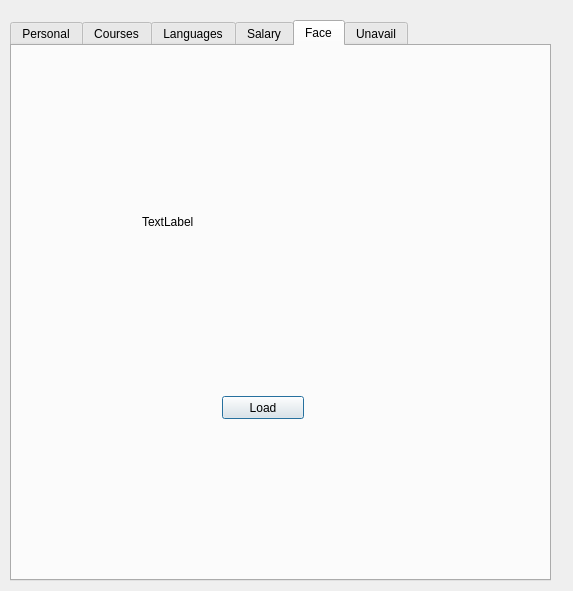
Old version of the form Teacher/addnewteacherdialog.ui in the repository MrRisoni/Gauss.
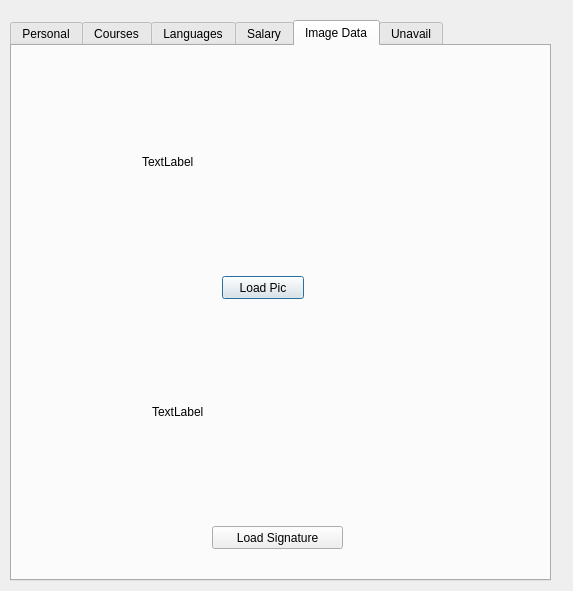
New version of the form. The open tabs and pages were chosen to show the change.

```diff
--- a/Teacher/addnewteacherdialog.ui
+++ b/Teacher/addnewteacherdialog.ui
@@ -435,15 +435,15 @@
    </widget>
    <widget class="QWidget" name="tab">
     <attribute name="title">
-     <string>Face</string>
+     <string>Image Data</string>
     </attribute>
     <widget class="QLabel" name="labelProfile">
      <property name="geometry">
       <rect>
        <x>130</x>
-       <y>40</y>
-       <width>251</width>
-       <height>271</height>
+       <y>20</y>
+       <width>231</width>
+       <height>191</height>
       </rect>
      </property>
      <property name="text">
@@ -454,13 +454,39 @@
      <property name="geometry">
       <rect>
        <x>210</x>
-       <y>350</y>
+       <y>230</y>
        <width>82</width>
        <height>23</height>
       </rect>
      </property>
      <property name="text">
-      <string>Load</string>
+      <string>Load Pic</string>
+     </property>
+    </widget>
+    <widget class="QLabel" name="labelSignature">
+     <property name="geometry">
+      <rect>
+       <x>140</x>
+       <y>270</y>
+       <width>231</width>
+       <height>191</height>
+      </rect>
+     </property>
+     <property name="text">
+      <string>TextLabel</string>
+     </property>
+    </widget>
+    <widget class="QPushButton" name="pushLoadPic_2">
+     <property name="geometry">
+      <rect>
+       <x>200</x>
+       <y>480</y>
+       <width>131</width>
+       <height>23</height>
+      </rect>
+     </property>
+     <property name="text">
+      <string>Load Signature</string>
      </property>
     </widget>
    </widget>
```
Left out of the diff: 2 changed lines with no effect on the pictures.
